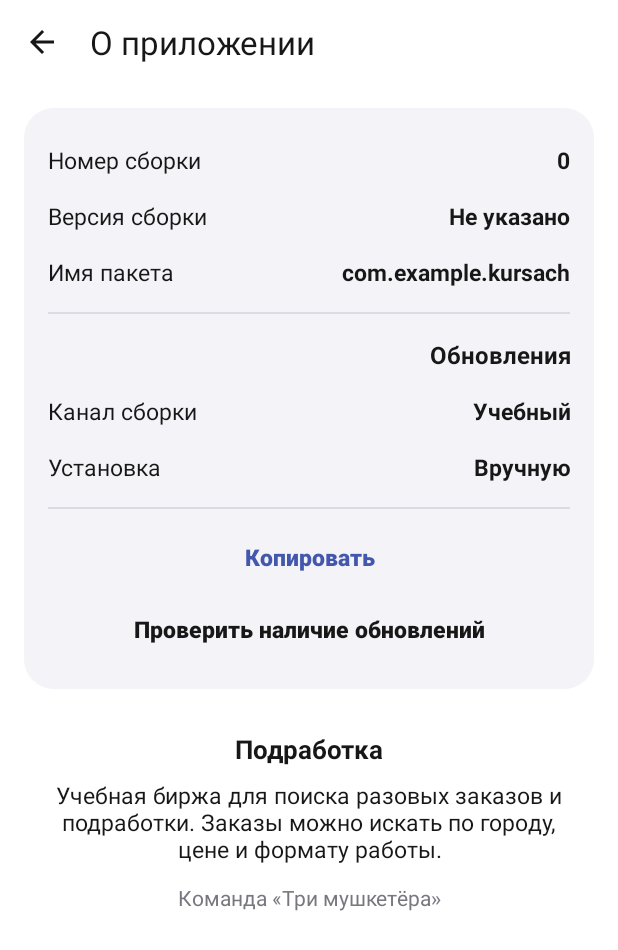
After one commit to semfi4ka/kursovaya-tri-mushketera, an Android app: the AboutActivity screen opened directly, with no data from a screen before it, on a phone screen of 412 x 824 dp. The commit adds this screen. Shown: the top 950 px of the screen. Run offline under Robolectric (Android 15) with nearby library versions, the phone set to English and light mode, and no system bars.

Commit message:
add about screen

```diff
--- a/app/src/main/AndroidManifest.xml
+++ b/app/src/main/AndroidManifest.xml
@@ -13,6 +13,9 @@
         android:roundIcon="@mipmap/ic_launcher_round"
         android:supportsRtl="true"
         android:theme="@style/Theme.Kursach">
+        <activity
+            android:name=".AboutActivity"
+            android:exported="false" />
         <activity
             android:name=".OrderDetailsActivity"
             android:exported="false" />
--- /dev/null
+++ b/app/src/main/java/com/example/kursach/AboutActivity.java
@@ -0,0 +1,68 @@
+package com.example.kursach;
+
+import android.content.ClipData;
+import android.content.ClipboardManager;
+import android.content.pm.PackageInfo;
+import android.content.pm.PackageManager;
+import android.os.Build;
+import android.os.Bundle;
+import android.widget.TextView;
+import android.widget.Toast;
+
+import androidx.activity.EdgeToEdge;
+import androidx.appcompat.app.AlertDialog;
+import androidx.appcompat.app.AppCompatActivity;
+import androidx.core.content.pm.PackageInfoCompat;
+import androidx.core.graphics.Insets;
+import androidx.core.view.ViewCompat;
+import androidx.core.view.WindowInsetsCompat;
+
+import com.google.android.material.appbar.MaterialToolbar;
+
+public class AboutActivity extends AppCompatActivity {
+    @Override
+    protected void onCreate(Bundle savedInstanceState) {
+        super.onCreate(savedInstanceState);
+        EdgeToEdge.enable(this);
+        setContentView(R.layout.activity_about);
+
+        ViewCompat.setOnApplyWindowInsetsListener(findViewById(R.id.aboutRoot), (view, insets) -> {
+            Insets bars = insets.getInsets(WindowInsetsCompat.Type.systemBars()
+                    | WindowInsetsCompat.Type.displayCutout());
+            view.setPadding(bars.left, bars.top, bars.right, bars.bottom);
+            return insets;
+        });
+
+        MaterialToolbar toolbar = findViewById(R.id.aboutToolbar);
+        toolbar.setNavigationOnClickListener(view -> finish());
+
+        TextView buildNumber = findViewById(R.id.aboutBuildNumber);
+        TextView buildVersion = findViewById(R.id.aboutBuildVersion);
+        TextView packageName = findViewById(R.id.aboutPackageName);
+        packageName.setText(getPackageName());
+        try {
+            PackageInfo info = getPackageManager().getPackageInfo(getPackageName(), 0);
+            buildNumber.setText(Long.toString(PackageInfoCompat.getLongVersionCode(info)));
+            if (info.versionName != null) buildVersion.setText(info.versionName);
+        } catch (PackageManager.NameNotFoundException ignored) {
+            buildNumber.setText(R.string.about_unknown);
+        }
+
+        findViewById(R.id.aboutCopy).setOnClickListener(view -> {
+            String details = getString(R.string.about_copy_details, buildNumber.getText(),
+                    buildVersion.getText(), packageName.getText());
+            ClipboardManager clipboard = getSystemService(ClipboardManager.class);
+            clipboard.setPrimaryClip(ClipData.newPlainText(getString(R.string.support_about), details));
+            if (Build.VERSION.SDK_INT < Build.VERSION_CODES.TIRAMISU) {
+                Toast.makeText(this, R.string.about_copied, Toast.LENGTH_SHORT).show();
+            }
+        });
+
+        findViewById(R.id.aboutCheckUpdates).setOnClickListener(view ->
+                new AlertDialog.Builder(this)
+                        .setTitle(R.string.about_updates)
+                        .setMessage(R.string.about_updates_unavailable)
+                        .setPositiveButton(android.R.string.ok, null)
+                        .show());
+    }
+}
--- a/app/src/main/java/com/example/kursach/MainActivity.java
+++ b/app/src/main/java/com/example/kursach/MainActivity.java
@@ -59,6 +59,8 @@ public class MainActivity extends AppCompatActivity {
         findViewById(R.id.navSupport).setOnClickListener(v -> showSupport(true));
         findViewById(R.id.supportHelp).setOnClickListener(v ->
                 new HelpSheet().showNow(getSupportFragmentManager(), "support_help"));
+        findViewById(R.id.supportAbout).setOnClickListener(v ->
+                startActivity(new Intent(this, AboutActivity.class)));
         showSupport(savedInstanceState != null && savedInstanceState.getBoolean(SUPPORT_OPEN));
         orderCards = findViewById(R.id.orderCards);
         emptyState = findViewById(R.id.emptyState);
--- /dev/null
+++ b/app/src/main/res/drawable/about_card_background.xml
@@ -0,0 +1,5 @@
+<?xml version="1.0" encoding="utf-8"?>
+<shape xmlns:android="http://schemas.android.com/apk/res/android">
+    <solid android:color="#F3F3F8" />
+    <corners android:radius="20dp" />
+</shape>
--- /dev/null
+++ b/app/src/main/res/layout/activity_about.xml
@@ -0,0 +1,151 @@
+<?xml version="1.0" encoding="utf-8"?>
+<LinearLayout xmlns:android="http://schemas.android.com/apk/res/android"
+    xmlns:app="http://schemas.android.com/apk/res-auto"
+    android:id="@+id/aboutRoot"
+    android:layout_width="match_parent"
+    android:layout_height="match_parent"
+    android:background="@color/white"
+    android:orientation="vertical">
+
+    <com.google.android.material.appbar.MaterialToolbar
+        android:id="@+id/aboutToolbar"
+        android:layout_width="match_parent"
+        android:layout_height="wrap_content"
+        android:background="@color/white"
+        android:elevation="2dp"
+        android:minHeight="56dp"
+        app:navigationContentDescription="@string/about_back"
+        app:navigationIcon="?attr/homeAsUpIndicator"
+        app:navigationIconTint="@color/nav_active"
+        app:title="@string/support_about"
+        app:titleTextColor="@color/nav_active" />
+
+    <ScrollView
+        android:layout_width="match_parent"
+        android:layout_height="0dp"
+        android:layout_weight="1">
+
+        <LinearLayout
+            android:layout_width="match_parent"
+            android:layout_height="wrap_content"
+            android:orientation="vertical"
+            android:padding="16dp">
+
+            <LinearLayout
+                android:layout_width="match_parent"
+                android:layout_height="wrap_content"
+                android:background="@drawable/about_card_background"
+                android:orientation="vertical"
+                android:padding="16dp">
+
+                <TableLayout
+                    android:layout_width="match_parent"
+                    android:layout_height="wrap_content"
+                    android:shrinkColumns="0,1"
+                    android:stretchColumns="0">
+
+                    <TableRow>
+                        <TextView style="@style/AboutInfoLabel" android:text="@string/about_build_number" />
+                        <TextView
+                            android:id="@+id/aboutBuildNumber"
+                            style="@style/AboutInfoValue"
+                            android:text="@string/about_unknown" />
+                    </TableRow>
+
+                    <TableRow>
+                        <TextView style="@style/AboutInfoLabel" android:text="@string/about_build_version" />
+                        <TextView
+                            android:id="@+id/aboutBuildVersion"
+                            style="@style/AboutInfoValue"
+                            android:text="@string/about_unknown" />
+                    </TableRow>
+
+                    <TableRow>
+                        <TextView style="@style/AboutInfoLabel" android:text="@string/about_package_name" />
+                        <TextView
+                            android:id="@+id/aboutPackageName"
+                            style="@style/AboutInfoValue"
+                            android:text="@string/about_unknown" />
+                    </TableRow>
+                </TableLayout>
+
+                <View style="@style/AboutDivider" />
+
+                <TextView
+                    android:layout_width="match_parent"
+                    android:layout_height="wrap_content"
+                    android:accessibilityHeading="true"
+                    android:gravity="end"
+                    android:paddingVertical="8dp"
+                    android:text="@string/about_updates"
+                    android:textColor="@color/nav_active"
+                    android:textSize="16sp"
+                    android:textStyle="bold" />
+
+                <TableLayout
+                    android:layout_width="match_parent"
+                    android:layout_height="wrap_content"
+                    android:shrinkColumns="0,1"
+                    android:stretchColumns="0">
+
+                    <TableRow>
+                        <TextView style="@style/AboutInfoLabel" android:text="@string/about_channel" />
+                        <TextView
+                            style="@style/AboutInfoValue"
+                            android:text="@string/about_course_build" />
+                    </TableRow>
+
+                    <TableRow>
+                        <TextView style="@style/AboutInfoLabel" android:text="@string/about_installation" />
+                        <TextView
+                            style="@style/AboutInfoValue"
+                            android:text="@string/about_manual_install" />
+                    </TableRow>
+                </TableLayout>
+
+                <View style="@style/AboutDivider" />
+
+                <androidx.appcompat.widget.AppCompatButton
+                    android:id="@+id/aboutCopy"
+                    style="@style/AboutAction"
+                    android:text="@string/about_copy"
+                    android:textColor="#4357AD" />
+
+                <androidx.appcompat.widget.AppCompatButton
+                    android:id="@+id/aboutCheckUpdates"
+                    style="@style/AboutAction"
+                    android:text="@string/about_check_updates" />
+            </LinearLayout>
+
+            <TextView
+                android:layout_width="match_parent"
+                android:layout_height="wrap_content"
+                android:layout_marginTop="28dp"
+                android:accessibilityHeading="true"
+                android:gravity="center"
+                android:text="@string/about_project_title"
+                android:textColor="@color/nav_active"
+                android:textSize="17sp"
+                android:textStyle="bold" />
+
+            <TextView
+                android:layout_width="match_parent"
+                android:layout_height="wrap_content"
+                android:layout_marginTop="8dp"
+                android:gravity="center"
+                android:paddingHorizontal="12dp"
+                android:text="@string/about_project_description"
+                android:textColor="@color/nav_active"
+                android:textSize="15sp" />
+
+            <TextView
+                android:layout_width="match_parent"
+                android:layout_height="wrap_content"
+                android:layout_marginTop="12dp"
+                android:gravity="center"
+                android:text="@string/about_team"
+                android:textColor="@color/nav_inactive"
+                android:textSize="14sp" />
+        </LinearLayout>
+    </ScrollView>
+</LinearLayout>
--- a/app/src/main/res/layout/page_support.xml
+++ b/app/src/main/res/layout/page_support.xml
@@ -71,6 +71,7 @@
                 <TextView
                     android:id="@+id/supportAbout"
                     style="@style/SupportRow"
+                    android:background="?attr/selectableItemBackground"
                     android:drawableEnd="@drawable/ic_support_chevron"
                     android:text="@string/support_about" />
 
--- a/app/src/main/res/values/strings.xml
+++ b/app/src/main/res/values/strings.xml
@@ -13,4 +13,22 @@
     <string name="support_help_can_wait">Да, могу подождать</string>
     <string name="support_help_urgent">Нет, у меня срочный вопрос</string>
     <string name="support_help_chat">Перейти в чат поддержки</string>
+    <string name="about_back">Назад</string>
+    <string name="about_build_number">Номер сборки</string>
+    <string name="about_build_version">Версия сборки</string>
+    <string name="about_package_name">Имя пакета</string>
+    <string name="about_unknown">Не указано</string>
+    <string name="about_updates">Обновления</string>
+    <string name="about_channel">Канал сборки</string>
+    <string name="about_course_build">Учебный</string>
+    <string name="about_installation">Установка</string>
+    <string name="about_manual_install">Вручную</string>
+    <string name="about_copy">Копировать</string>
+    <string name="about_copy_details">Подработка\nНомер сборки: %1$s\nВерсия сборки: %2$s\nИмя пакета: %3$s</string>
+    <string name="about_copied">Данные сборки скопированы</string>
+    <string name="about_check_updates">Проверить наличие обновлений</string>
+    <string name="about_updates_unavailable">Проверка обновлений из приложения пока недоступна. Учебные сборки устанавливаются вручную.</string>
+    <string name="about_project_title">Подработка</string>
+    <string name="about_project_description">Учебная биржа для поиска разовых заказов и подработки. Заказы можно искать по городу, цене и формату работы.</string>
+    <string name="about_team">Команда «Три мушкетёра»</string>
 </resources>
--- /dev/null
+++ b/app/src/main/res/values/styles_about.xml
@@ -0,0 +1,37 @@
+<?xml version="1.0" encoding="utf-8"?>
+<resources>
+    <style name="AboutInfoLabel">
+        <item name="android:layout_width">wrap_content</item>
+        <item name="android:layout_height">wrap_content</item>
+        <item name="android:layout_gravity">center_vertical</item>
+        <item name="android:paddingVertical">8dp</item>
+        <item name="android:paddingEnd">12dp</item>
+        <item name="android:textColor">@color/nav_active</item>
+        <item name="android:textSize">15sp</item>
+    </style>
+
+    <style name="AboutInfoValue" parent="AboutInfoLabel">
+        <item name="android:gravity">end</item>
+        <item name="android:paddingEnd">0dp</item>
+        <item name="android:textStyle">bold</item>
+    </style>
+
+    <style name="AboutDivider">
+        <item name="android:layout_width">match_parent</item>
+        <item name="android:layout_height">1dp</item>
+        <item name="android:layout_marginVertical">8dp</item>
+        <item name="android:background">#DBDBE4</item>
+    </style>
+
+    <style name="AboutAction">
+        <item name="android:layout_width">match_parent</item>
+        <item name="android:layout_height">wrap_content</item>
+        <item name="android:background">?attr/selectableItemBackground</item>
+        <item name="android:minHeight">48dp</item>
+        <item name="android:paddingVertical">8dp</item>
+        <item name="android:textAllCaps">false</item>
+        <item name="android:textColor">@color/nav_active</item>
+        <item name="android:textSize">15sp</item>
+        <item name="android:textStyle">bold</item>
+    </style>
+</resources>
```
